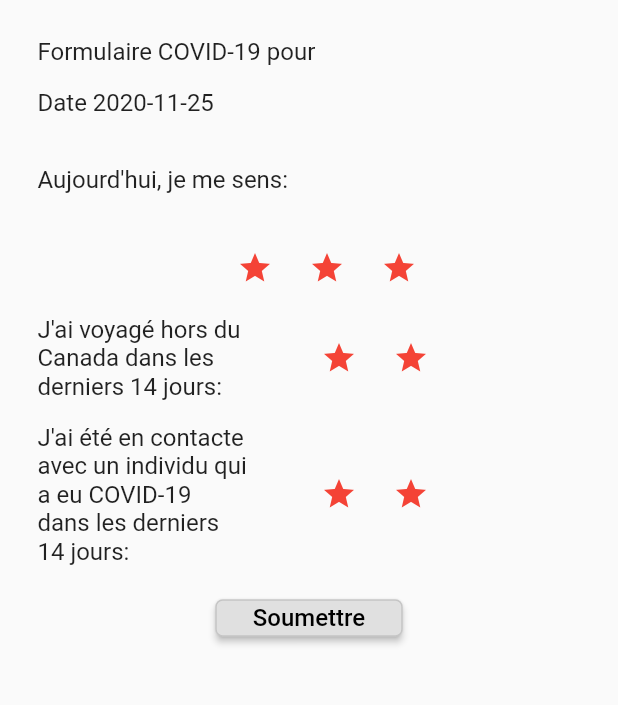
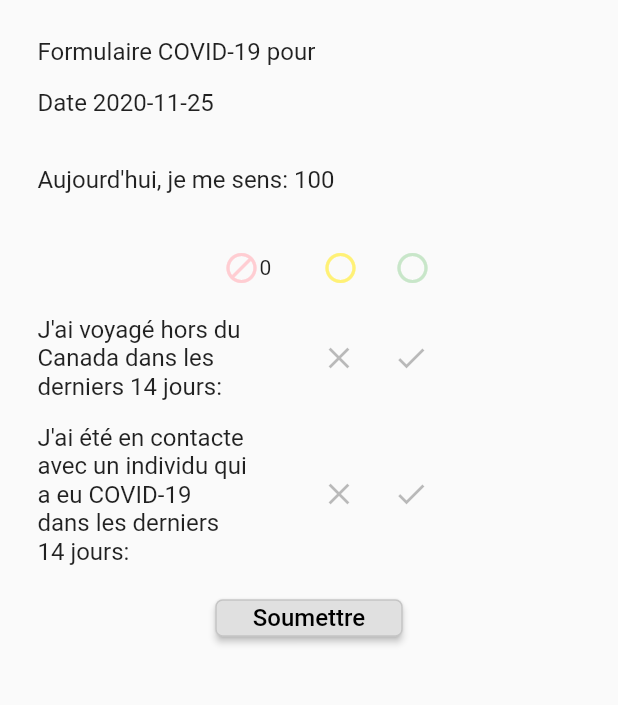
Before and after one commit to scottle96/covid-19-track, a Flutter app: the PageDeux screen opened directly with empty values, on a phone screen of 412 x 824 dp, the part 165-870 px from its top. Run offline on Flutter 3.47's test engine with Material 2 defaults, Android fonts, the phone set to English and light mode, and no system bars.

Commit message:
Icons done

```diff
--- a/lib/main.dart
+++ b/lib/main.dart
@@ -238,9 +238,18 @@ class PageUn extends StatelessWidget {
 // Page Deux
 
 
-class PageDeux extends StatelessWidget {
+class PageDeux extends StatefulWidget {
   final String text;
   PageDeux({Key key, @required this.text}) : super(key: key);
+
+  @override
+  _PageDeuxState createState() => _PageDeuxState();
+}
+
+class _PageDeuxState extends State<PageDeux> {
+  int _healthScore = 100;
+
+
 
   @override
   Widget build(BuildContext context) {
@@ -273,7 +282,7 @@ class PageDeux extends StatelessWidget {
               child: Padding(
                 padding: EdgeInsets.symmetric(horizontal: 25, vertical: 7.5),
                   child:
-                  Text("Formulaire COVID-19 pour $text",
+                  Text("Formulaire COVID-19 pour ${widget.text}",
                     style: TextStyle(fontSize: 16)
                   ),
               )
@@ -291,7 +300,7 @@ class PageDeux extends StatelessWidget {
               child: Padding(
                 padding: EdgeInsets.symmetric(horizontal: 25, vertical: 25),
                   child:
-                  Text("Aujourd'hui, je me sens:",
+                  Text("Aujourd'hui, je me sens: $_healthScore",
                     style: TextStyle(fontSize: 16)
                   ),
               )
@@ -302,9 +311,9 @@ class PageDeux extends StatelessWidget {
             Row(
               mainAxisAlignment: MainAxisAlignment.center,
               children: [
-                FavoriteWidget(),
-                FavoriteWidget(),
-                FavoriteWidget(),
+                SadWidget(),
+                NeutralWidget(),
+                HappyWidget(),
               ],
             ),
             Row(
@@ -319,9 +328,8 @@ class PageDeux extends StatelessWidget {
                       ),
                   )
                 ),
-                FavoriteWidget(),
-                FavoriteWidget(),
-                Container()
+                CrossmarkWidget(),
+                CheckmarkWidget(),
               ]
             ),
             Row(
@@ -336,8 +344,8 @@ class PageDeux extends StatelessWidget {
                       ),
                   )
                 ),
-                FavoriteWidget(),
-                FavoriteWidget(),
+                CrossmarkWidget(),
+                CheckmarkWidget(),
               ]
             ),
             Container(height:15),
@@ -370,8 +378,9 @@ class PageDeux extends StatelessWidget {
       ),
     );
   }
+
   void _naviguerPageUn(BuildContext context) {
-  String texteTemp = text;
+  String texteTemp = widget.text;
   Navigator.push(
       context,
       MaterialPageRoute(
@@ -380,14 +389,14 @@ class PageDeux extends StatelessWidget {
   }
 }
 
-class FavoriteWidget extends StatefulWidget {
+class SadWidget extends StatefulWidget {
   @override
-  _FavoriteWidgetState createState() => _FavoriteWidgetState();
+  _SadWidgetState createState() => _SadWidgetState();
 }
 
-class _FavoriteWidgetState extends State<FavoriteWidget> {
-  bool _isFavorited = true;
-  int _favoriteCount = 41;
+class _SadWidgetState extends State<SadWidget> {
+  bool _isFavorited = false;
+  int _healthScore = 0;
   @override
   Widget build(BuildContext context) {
     return Row(
@@ -398,8 +407,54 @@ class _FavoriteWidgetState extends State<FavoriteWidget> {
           child: IconButton(
             padding: EdgeInsets.all(0),
             alignment: Alignment.centerRight,
-            icon: (_isFavorited ? Icon(Icons.star) : Icon(Icons.star_border)),
+            icon: (_isFavorited ? Icon(Icons.do_not_disturb_alt, color: Colors.red) : Icon(Icons.do_not_disturb_alt, color: Colors.red[100])),
             color: Colors.red[500],
+            onPressed: _toggleActif,
+          ),
+        ),
+          SizedBox(
+          width: 18,
+          child: Container(
+            child: Text('$_healthScore'),
+          ),
+        ),
+      ],
+    );
+  }
+  void _toggleActif() {
+  setState(() {
+    if (_isFavorited) {
+      _healthScore += 10;
+      _isFavorited = false;
+    } else {
+      _healthScore -= 10;
+      _isFavorited = true;
+    }
+  });
+}
+}
+
+
+class NeutralWidget extends StatefulWidget {
+  @override
+  _NeutralWidgetState createState() => _NeutralWidgetState();
+}
+
+class _NeutralWidgetState extends State<NeutralWidget> {
+  bool _isFavorited = false;
+  int _healthScore = 41;
+  @override
+  Widget build(BuildContext context) {
+    return Row(
+      mainAxisSize: MainAxisSize.min,
+      children: [
+        Container(
+          padding: EdgeInsets.all(0),
+          child: IconButton(
+            padding: EdgeInsets.all(0),
+            alignment: Alignment.centerRight,
+            icon: (_isFavorited ? Icon(Icons.brightness_1, color: Colors.yellow[600]) : Icon(Icons.brightness_1_outlined, color: Colors.yellow[300])),
+            //color: Colors.red[500],
             onPressed: _toggleFavorite,
           ),
         ),
@@ -409,21 +464,131 @@ class _FavoriteWidgetState extends State<FavoriteWidget> {
   void _toggleFavorite() {
   setState(() {
     if (_isFavorited) {
-      _favoriteCount -= 1;
+      _healthScore -= 1;
       _isFavorited = false;
     } else {
-      _favoriteCount += 1;
+      _healthScore += 1;
       _isFavorited = true;
     }
   });
 }
 }
-/*
-            RaisedButton(
-              textColor: Colors.white,
-              color: Colors.redAccent,
-              child: Text('Retourner à la page d''accueil'),
-              onPressed: () {
-                Navigator.pop(context);
-              },
-*/
+
+
+class HappyWidget extends StatefulWidget {
+  @override
+  _HappyWidgetState createState() => _HappyWidgetState();
+}
+
+class _HappyWidgetState extends State<HappyWidget> {
+  bool _isFavorited = false;
+  int _healthScore = 41;
+  @override
+  Widget build(BuildContext context) {
+    return Row(
+      mainAxisSize: MainAxisSize.min,
+      children: [
+        Container(
+          padding: EdgeInsets.all(0),
+          child: IconButton(
+            padding: EdgeInsets.all(0),
+            alignment: Alignment.centerRight,
+            icon: (_isFavorited ? Icon(Icons.brightness_1, color: Colors.green,) : Icon(Icons.brightness_1_outlined, color: Colors.green[100])),
+            //color: Colors.red[500],
+            onPressed: _toggleFavorite,
+          ),
+        ),
+      ],
+    );
+  }
+  void _toggleFavorite() {
+  setState(() {
+    if (_isFavorited) {
+      _healthScore -= 1;
+      _isFavorited = false;
+    } else {
+      _healthScore += 1;
+      _isFavorited = true;
+    }
+  });
+}
+}
+
+
+class CrossmarkWidget extends StatefulWidget {
+  @override
+  _CrossmarkWidgetState createState() => _CrossmarkWidgetState();
+}
+
+class _CrossmarkWidgetState extends State<CrossmarkWidget> {
+  bool _isFavorited = false;
+  int _healthScore = 41;
+  @override
+  Widget build(BuildContext context) {
+    return Row(
+      mainAxisSize: MainAxisSize.min,
+      children: [
+        Container(
+          padding: EdgeInsets.all(0),
+          child: IconButton(
+            padding: EdgeInsets.all(0),
+            alignment: Alignment.centerRight,
+            icon: (_isFavorited ? Icon(Icons.clear, color: Colors.black) : Icon(Icons.clear, color: Colors.black26)),
+            onPressed: _toggleFavorite,
+          ),
+        ),
+      ],
+    );
+  }
+  void _toggleFavorite() {
+  setState(() {
+    if (_isFavorited) {
+      _healthScore -= 1;
+      _isFavorited = false;
+    } else {
+      _healthScore += 1;
+      _isFavorited = true;
+    }
+  });
+}
+}
+
+
+class CheckmarkWidget extends StatefulWidget {
+  @override
+  _CheckmarkWidgetState createState() => _CheckmarkWidgetState();
+}
+
+class _CheckmarkWidgetState extends State<CheckmarkWidget> {
+  bool _isFavorited = false;
+  int _healthScore = 41;
+  @override
+  Widget build(BuildContext context) {
+    return Row(
+      mainAxisSize: MainAxisSize.min,
+      children: [
+        Container(
+          padding: EdgeInsets.all(0),
+          child: IconButton(
+            padding: EdgeInsets.all(0),
+            alignment: Alignment.centerRight,
+            icon: (_isFavorited ? Icon(Icons.check, color: Colors.black) : Icon(Icons.check, color: Colors.black26)),
+            //color: Colors.red[500],
+            onPressed: _toggleFavorite,
+          ),
+        ),
+      ],
+    );
+  }
+  void _toggleFavorite() {
+  setState(() {
+    if (_isFavorited) {
+      _healthScore -= 1;
+      _isFavorited = false;
+    } else {
+      _healthScore += 1;
+      _isFavorited = true;
+    }
+  });
+}
+}
```
